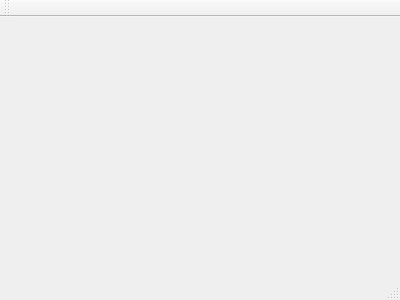
First picture: the form in Lab_5/mainwindow.ui, repository danyowoj/TTE, before the edit.
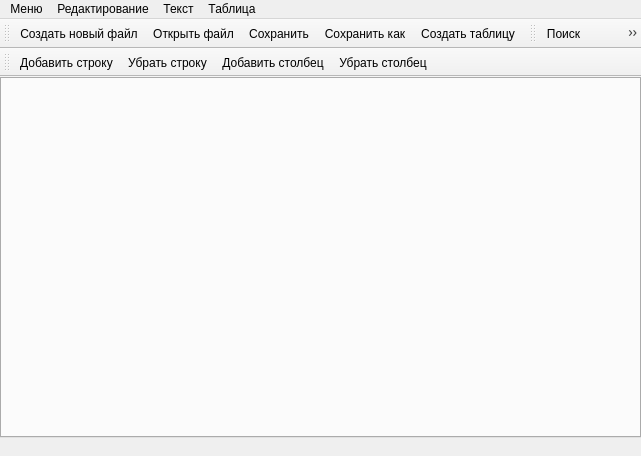
Second picture: the form after the edit. Icons and pictures are not drawn.

The edit to the form file:
```diff
--- a/Lab_5/mainwindow.ui
+++ b/Lab_5/mainwindow.ui
@@ -1,24 +1,306 @@
 <ui version="4.0">
  <class>MainWindow</class>
- <widget class="QMainWindow" name="MainWindow" >
-  <property name="geometry" >
+ <widget class="QMainWindow" name="MainWindow">
+  <property name="geometry">
    <rect>
     <x>0</x>
     <y>0</y>
-    <width>400</width>
-    <height>300</height>
+    <width>641</width>
+    <height>456</height>
    </rect>
   </property>
   <property name="windowTitle" >
    <string>MainWindow</string>
   </property>
-  <widget class="QMenuBar" name="menuBar" />
-  <widget class="QToolBar" name="mainToolBar" />
-  <widget class="QWidget" name="centralWidget" />
-  <widget class="QStatusBar" name="statusBar" />
+  <widget class="QWidget" name="centralWidget">
+   <widget class="QTabWidget" name="tabWidget">
+    <property name="geometry">
+     <rect>
+      <x>0</x>
+      <y>0</y>
+      <width>641</width>
+      <height>361</height>
+     </rect>
+    </property>
+   </widget>
+  </widget>
+  <widget class="QMenuBar" name="menuBar">
+   <property name="geometry">
+    <rect>
+     <x>0</x>
+     <y>0</y>
+     <width>641</width>
+     <height>20</height>
+    </rect>
+   </property>
+   <widget class="QMenu" name="menu">
+    <property name="title">
+     <string>Меню</string>
+    </property>
+    <addaction name="CreateNewFile"/>
+    <addaction name="OpenFile"/>
+    <addaction name="SaveFile"/>
+    <addaction name="SaveFileAs"/>
+   </widget>
+   <widget class="QMenu" name="menu_2">
+    <property name="title">
+     <string>Редактирование</string>
+    </property>
+    <addaction name="Search"/>
+    <addaction name="Replace"/>
+    <addaction name="Clear"/>
+    <addaction name="Undo"/>
+    <addaction name="Copy"/>
+    <addaction name="Paste"/>
+    <addaction name="Cut"/>
+    <addaction name="Redo"/>
+   </widget>
+   <widget class="QMenu" name="menu_3">
+    <property name="title">
+     <string>Текст</string>
+    </property>
+    <addaction name="Palette"/>
+    <addaction name="FontAndSize"/>
+   </widget>
+   <widget class="QMenu" name="menu_4">
+    <property name="title">
+     <string>Таблица</string>
+    </property>
+    <addaction name="Table"/>
+    <addaction name="AddRow"/>
+    <addaction name="AddColumn"/>
+    <addaction name="DeleteRow"/>
+    <addaction name="DeleteColumn"/>
+   </widget>
+   <addaction name="menu"/>
+   <addaction name="menu_2"/>
+   <addaction name="menu_3"/>
+   <addaction name="menu_4"/>
+  </widget>
+  <widget class="QToolBar" name="mainToolBar">
+   <attribute name="toolBarArea">
+    <enum>TopToolBarArea</enum>
+   </attribute>
+   <attribute name="toolBarBreak">
+    <bool>false</bool>
+   </attribute>
+   <addaction name="CreateNewFile"/>
+   <addaction name="OpenFile"/>
+   <addaction name="SaveFile"/>
+   <addaction name="SaveFileAs"/>
+   <addaction name="Table"/>
+  </widget>
+  <widget class="QToolBar" name="toolBar">
+   <property name="windowTitle">
+    <string>toolBar</string>
+   </property>
+   <attribute name="toolBarArea">
+    <enum>TopToolBarArea</enum>
+   </attribute>
+   <attribute name="toolBarBreak">
+    <bool>false</bool>
+   </attribute>
+   <addaction name="Search"/>
+   <addaction name="Replace"/>
+   <addaction name="Clear"/>
+   <addaction name="Undo"/>
+   <addaction name="Redo"/>
+   <addaction name="Copy"/>
+   <addaction name="Paste"/>
+   <addaction name="Cut"/>
+   <addaction name="Palette"/>
+   <addaction name="FontAndSize"/>
+  </widget>
+  <widget class="QToolBar" name="toolBar_2">
+   <property name="windowTitle">
+    <string>toolBar_2</string>
+   </property>
+   <attribute name="toolBarArea">
+    <enum>TopToolBarArea</enum>
+   </attribute>
+   <attribute name="toolBarBreak">
+    <bool>true</bool>
+   </attribute>
+   <addaction name="AddRow"/>
+   <addaction name="DeleteRow"/>
+   <addaction name="AddColumn"/>
+   <addaction name="DeleteColumn"/>
+  </widget>
+  <action name="CreateNewFile">
+   <property name="icon">
+    <iconset resource="resources.qrc">
+     <normaloff>:/res/images/icons/add-document _black.png</normaloff>:/res/images/icons/add-document _black.png</iconset>
+   </property>
+   <property name="text">
+    <string>Создать новый файл</string>
+   </property>
+  </action>
+  <action name="OpenFile">
+   <property name="icon">
+    <iconset resource="resources.qrc">
+     <normaloff>:/res/images/icons/folder-open_black.png</normaloff>:/res/images/icons/folder-open_black.png</iconset>
+   </property>
+   <property name="text">
+    <string>Открыть файл</string>
+   </property>
+  </action>
+  <action name="SaveFile">
+   <property name="icon">
+    <iconset resource="resources.qrc">
+     <normaloff>:/res/images/icons/save_black.png</normaloff>:/res/images/icons/save_black.png</iconset>
+   </property>
+   <property name="text">
+    <string>Сохранить</string>
+   </property>
+  </action>
+  <action name="SaveFileAs">
+   <property name="icon">
+    <iconset resource="resources.qrc">
+     <normaloff>:/res/images/icons/save_as_black.png</normaloff>:/res/images/icons/save_as_black.png</iconset>
+   </property>
+   <property name="text">
+    <string>Сохранить как</string>
+   </property>
+  </action>
+  <action name="Search">
+   <property name="icon">
+    <iconset resource="resources.qrc">
+     <normaloff>:/res/images/icons/search.png</normaloff>:/res/images/icons/search.png</iconset>
+   </property>
+   <property name="text">
+    <string>Поиск</string>
+   </property>
+  </action>
+  <action name="Replace">
+   <property name="icon">
+    <iconset resource="resources.qrc">
+     <normaloff>:/res/images/icons/replace.png</normaloff>:/res/images/icons/replace.png</iconset>
+   </property>
+   <property name="text">
+    <string>Замена</string>
+   </property>
+  </action>
+  <action name="Clear">
+   <property name="icon">
+    <iconset resource="resources.qrc">
+     <normaloff>:/res/images/icons/clear.png</normaloff>:/res/images/icons/clear.png</iconset>
+   </property>
+   <property name="text">
+    <string>Очистить</string>
+   </property>
+  </action>
+  <action name="Undo">
+   <property name="icon">
+    <iconset resource="resources.qrc">
+     <normaloff>:/res/images/icons/undo.png</normaloff>:/res/images/icons/undo.png</iconset>
+   </property>
+   <property name="text">
+    <string>Отменить</string>
+   </property>
+  </action>
+  <action name="Copy">
+   <property name="icon">
+    <iconset resource="resources.qrc">
+     <normaloff>:/res/images/icons/copy.png</normaloff>:/res/images/icons/copy.png</iconset>
+   </property>
+   <property name="text">
+    <string>Копировать</string>
+   </property>
+  </action>
+  <action name="Paste">
+   <property name="icon">
+    <iconset resource="resources.qrc">
+     <normaloff>:/res/images/icons/paste.png</normaloff>:/res/images/icons/paste.png</iconset>
+   </property>
+   <property name="text">
+    <string>Вставить</string>
+   </property>
+  </action>
+  <action name="Cut">
+   <property name="icon">
+    <iconset resource="resources.qrc">
+     <normaloff>:/res/images/icons/cut.png</normaloff>:/res/images/icons/cut.png</iconset>
+   </property>
+   <property name="text">
+    <string>Вырезать</string>
+   </property>
+  </action>
+  <action name="Redo">
+   <property name="icon">
+    <iconset resource="resources.qrc">
+     <normaloff>:/res/images/icons/un-undo.png</normaloff>:/res/images/icons/un-undo.png</iconset>
+   </property>
+   <property name="text">
+    <string>Переделать</string>
+   </property>
+  </action>
+  <action name="Palette">
+   <property name="icon">
+    <iconset resource="resources.qrc">
+     <normaloff>:/res/images/icons/palette.png</normaloff>:/res/images/icons/palette.png</iconset>
+   </property>
+   <property name="text">
+    <string>Палитра</string>
+   </property>
+  </action>
+  <action name="FontAndSize">
+   <property name="icon">
+    <iconset resource="resources.qrc">
+     <normaloff>:/res/images/icons/text.png</normaloff>:/res/images/icons/text.png</iconset>
+   </property>
+   <property name="text">
+    <string>Шрифт</string>
+   </property>
+  </action>
+  <action name="Table">
+   <property name="icon">
+    <iconset resource="resources.qrc">
+     <normaloff>:/res/images/icons/table-list.png</normaloff>:/res/images/icons/table-list.png</iconset>
+   </property>
+   <property name="text">
+    <string>Создать таблицу</string>
+   </property>
+  </action>
+  <action name="AddRow">
+   <property name="icon">
+    <iconset resource="resources.qrc">
+     <normaloff>:/res/images/icons/row.png</normaloff>:/res/images/icons/row.png</iconset>
+   </property>
+   <property name="text">
+    <string>Добавить строку</string>
+   </property>
+  </action>
+  <action name="AddColumn">
+   <property name="icon">
+    <iconset resource="resources.qrc">
+     <normaloff>:/res/images/icons/column.png</normaloff>:/res/images/icons/column.png</iconset>
+   </property>
+   <property name="text">
+    <string>Добавить столбец</string>
+   </property>
+  </action>
+  <action name="DeleteRow">
+   <property name="icon">
+    <iconset resource="resources.qrc">
+     <normaloff>:/res/images/icons/delete row.png</normaloff>:/res/images/icons/delete row.png</iconset>
+   </property>
+   <property name="text">
+    <string>Убрать строку</string>
+   </property>
+  </action>
+  <action name="DeleteColumn">
+   <property name="icon">
+    <iconset resource="resources.qrc">
+     <normaloff>:/res/images/icons/delete column.png</normaloff>:/res/images/icons/delete column.png</iconset>
+   </property>
+   <property name="text">
+    <string>Убрать столбец</string>
+   </property>
+  </action>
  </widget>
- <layoutDefault spacing="6" margin="11" />
- <pixmapfunction></pixmapfunction>
- <resources/>
+ <layoutdefault spacing="6" margin="11"/>
+ <resources>
+  <include location="resources.qrc"/>
+ </resources>
  <connections/>
 </ui>
```
Left out of the diff: 3 changed lines with no effect on the pictures.
